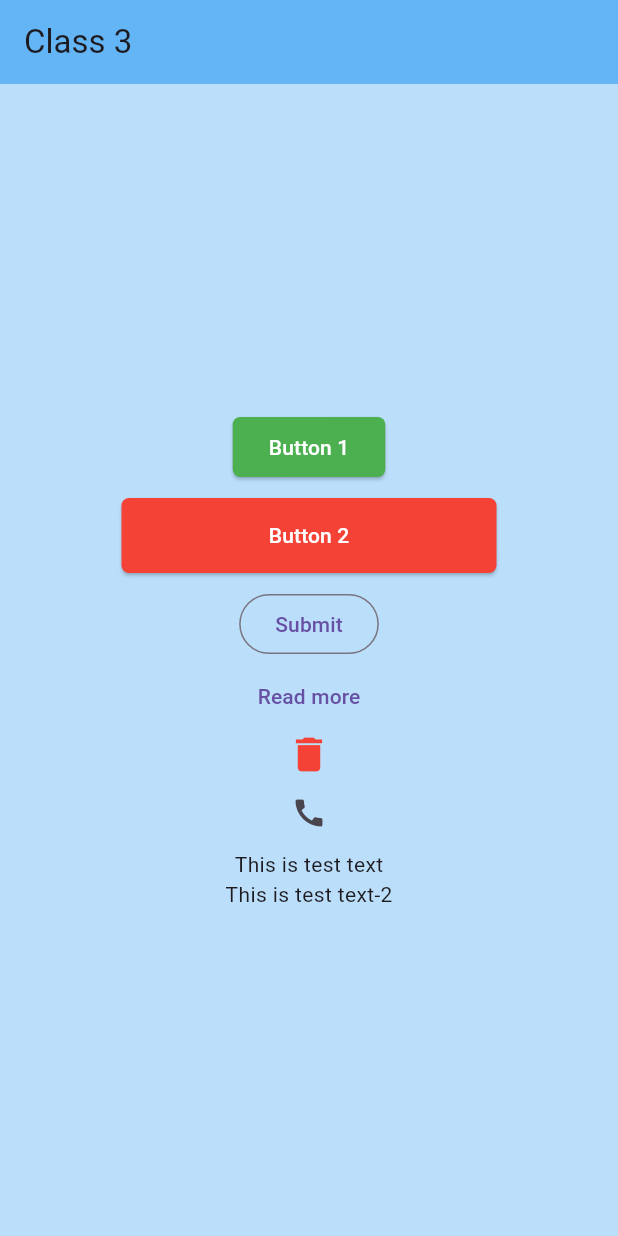
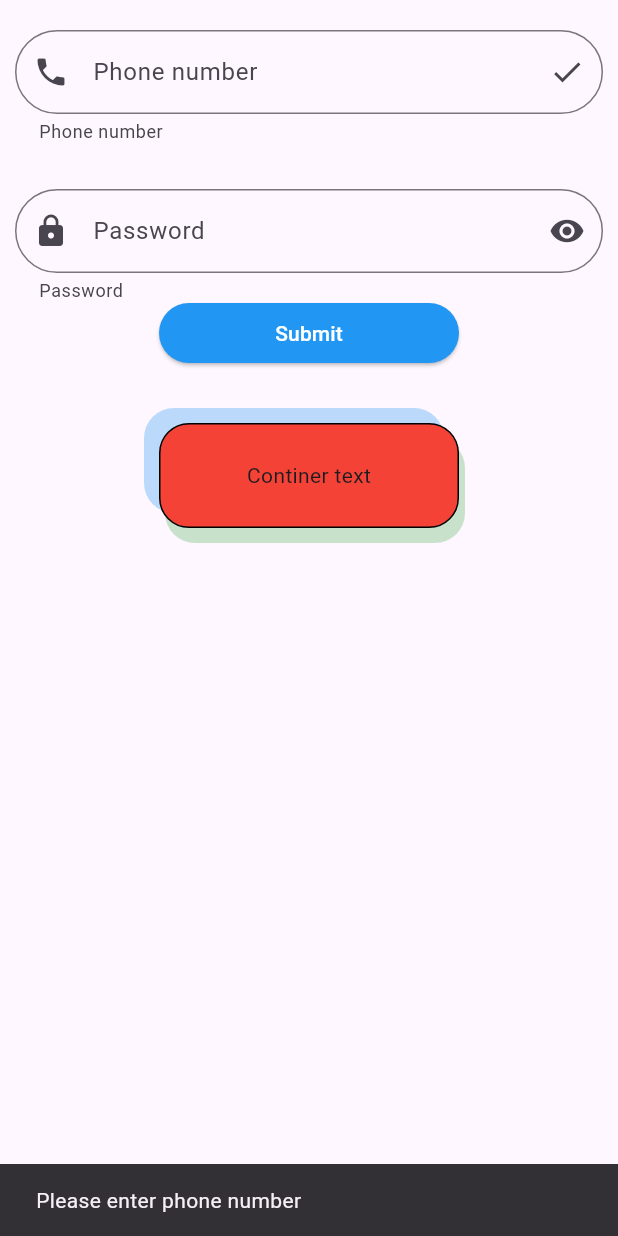
Before and after one commit to taufiqurSabbir/flutter_15, a Flutter app: the screen it shows after launch, after a tap on "Submit", on a phone screen of 412 x 824 dp. Run offline on Flutter 3.47's test engine with Material 3 defaults, Android fonts, the phone set to English and light mode, and no system bars.

Commit message:
module_10_class_1

```diff
--- a/lib/app.dart
+++ b/lib/app.dart
@@ -1,4 +1,5 @@
 import 'package:flutter/material.dart';
+import 'package:flutter_15/module_10/class_1.dart';
 import 'home.dart';
 import 'module_9/class_3.dart';
 
@@ -8,8 +9,9 @@ class MyApp extends StatelessWidget {
   @override
   Widget build(BuildContext context) {
     return MaterialApp(
+      debugShowCheckedModeBanner: false,
       title: 'Flutter 15',
-      home: Class3(),
+      home: Module11Class1(),
     );
   }
 }
--- /dev/null
+++ b/lib/module_10/class_1.dart
@@ -0,0 +1,137 @@
+import 'package:flutter/material.dart';
+
+class Module11Class1 extends StatelessWidget {
+  const Module11Class1({super.key});
+
+  @override
+  Widget build(BuildContext context) {
+    TextEditingController phoneController = TextEditingController();
+    TextEditingController passwordController = TextEditingController();
+
+
+    return Scaffold(
+      body: SafeArea(
+
+          child: Padding(
+            padding: const EdgeInsets.all(10.0),
+            child: Column(
+              children: [
+                SizedBox(height: 10,),
+                TextField(
+                  controller: phoneController,
+                  keyboardType: TextInputType.phone,
+                  decoration: InputDecoration(
+                    helperText: 'Phone number',
+                    hintText: 'Enter phone number',
+
+                    labelText: 'Phone number',
+
+                    helperStyle: TextStyle(
+
+                    ),
+
+                    hintStyle: TextStyle(
+
+                    ),
+
+                    prefixIcon: Icon(Icons.phone),
+                    suffixIcon: Icon(Icons.check),
+
+                    border: OutlineInputBorder(
+                      borderRadius: BorderRadius.circular(50)
+                    )
+                  ),
+                ),
+                SizedBox(height: 30,),
+                TextField(
+                  controller: passwordController,
+                  obscureText: true,
+                  decoration: InputDecoration(
+                    helperText: 'Password',
+                    hintText: 'Enter Password ',
+
+                    labelText: 'Password',
+
+                    helperStyle: TextStyle(
+
+                    ),
+
+                    hintStyle: TextStyle(
+
+                    ),
+
+                    prefixIcon: Icon(Icons.lock),
+                    suffixIcon: Icon(Icons.remove_red_eye),
+
+                    border: OutlineInputBorder(
+                      borderRadius: BorderRadius.circular(50)
+                    )
+                  ),
+                ),
+
+                SizedBox(
+                  width: 200,
+                  height: 40,
+                  child: ElevatedButton(
+                      style: ElevatedButton.styleFrom(
+                        backgroundColor: Colors.blue,
+                        foregroundColor: Colors.white
+                      ),
+                      onPressed: (){
+
+                     if(phoneController.text.isEmpty){
+
+                       ScaffoldMessenger.of(context).showSnackBar(
+                           SnackBar(content: Text('Please enter phone number')
+                       ));
+                     }else if(phoneController.text.length != 11){
+                       ScaffoldMessenger.of(context).showSnackBar(
+                           SnackBar(content: Text('Please enter valid phone number')
+                           ));
+                     }else{
+                       ScaffoldMessenger.of(context).showSnackBar(
+                           SnackBar(content: Text(passwordController.text)
+                           ));
+                     }
+
+                      },
+                      child: Text('Submit')),
+                ),
+
+
+                SizedBox(height: 40,),
+
+                Container(
+                  alignment: Alignment.center,
+                  decoration: BoxDecoration(
+                    color: Colors.red,
+                    borderRadius: BorderRadius.circular(20),
+                    border: Border.all(
+                      width: 1,
+                      color: Colors.black
+                    ),
+
+                    boxShadow: [
+                      BoxShadow(
+                        color: Colors.green.withOpacity(0.3),
+                        offset: Offset(4, 10)
+                      ),
+
+                      BoxShadow(
+                          color: Colors.blue.withOpacity(0.3),
+                          offset: Offset(-10, -10)
+                      ),
+                    ]
+                  ),
+                  height: 70,
+                  width: 200,
+                  child: Text('Continer text'),
+                )
+              ],
+            ),
+          )
+
+      ),
+    );
+  }
+}
```
